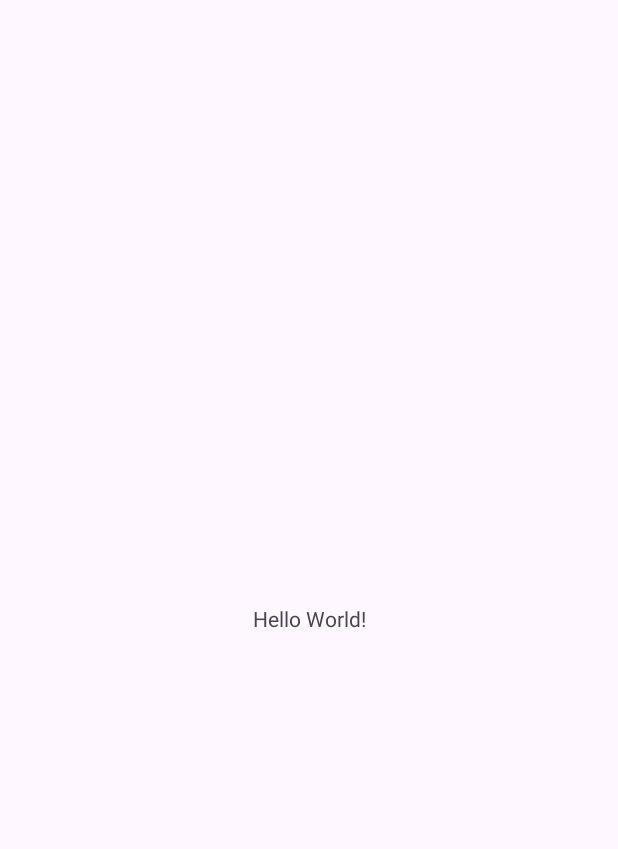
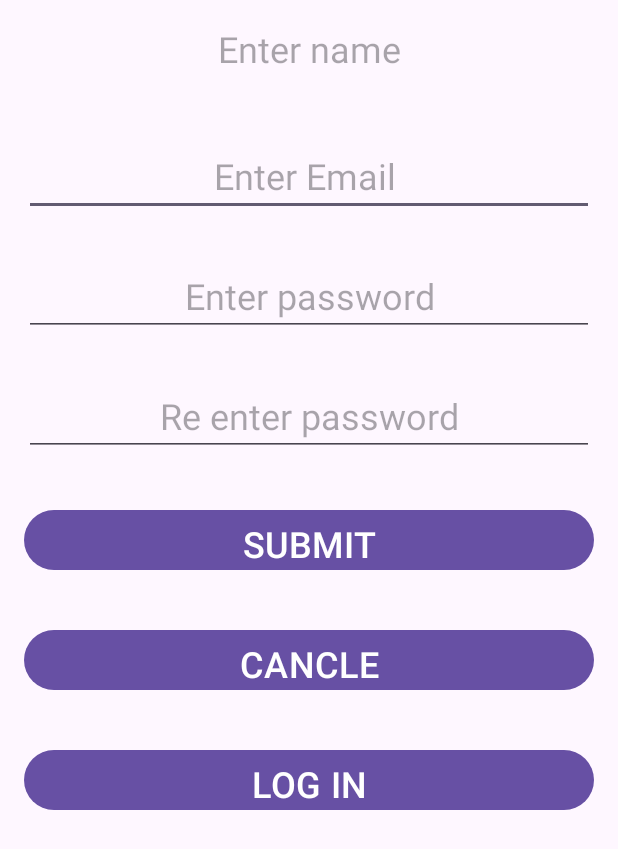
Before and after one commit to IT19108346/Lab02MADG606_16_08_2023, an Android app: the screen it shows after launch (MainActivity), on a phone screen of 412 x 824 dp. Before the commit the part shown is almost empty. Shown: the top 849 px of the screen. Run offline under Robolectric (Android 15) with nearby library versions, the phone set to English and light mode, and no system bars.

Commit message:
second comment

```diff
--- a/app/src/main/java/com/example/a2023lab02/MainActivity.kt
+++ b/app/src/main/java/com/example/a2023lab02/MainActivity.kt
@@ -7,5 +7,6 @@ class MainActivity : AppCompatActivity() {
     override fun onCreate(savedInstanceState: Bundle?) {
         super.onCreate(savedInstanceState)
         setContentView(R.layout.activity_main)
+        //this is comment
     }
 }
--- a/app/src/main/res/layout/activity_main.xml
+++ b/app/src/main/res/layout/activity_main.xml
@@ -1,18 +1,79 @@
 <?xml version="1.0" encoding="utf-8"?>
-<androidx.constraintlayout.widget.ConstraintLayout xmlns:android="http://schemas.android.com/apk/res/android"
+<LinearLayout xmlns:android="http://schemas.android.com/apk/res/android"
     xmlns:app="http://schemas.android.com/apk/res-auto"
     xmlns:tools="http://schemas.android.com/tools"
     android:layout_width="match_parent"
     android:layout_height="match_parent"
+    android:orientation="vertical"
     tools:context=".MainActivity">
 
     <TextView
-        android:layout_width="wrap_content"
-        android:layout_height="wrap_content"
-        android:text="Hello World!"
-        app:layout_constraintBottom_toBottomOf="parent"
-        app:layout_constraintEnd_toEndOf="parent"
-        app:layout_constraintStart_toStartOf="parent"
-        app:layout_constraintTop_toTopOf="parent" />
+        android:id="@+id/edtName"
+        android:layout_width="match_parent"
+        android:layout_height="@dimen/layout_height"
+        android:layout_margin="@dimen/margin"
+        android:hint="@string/Name"
+        android:textAlignment="center"
+        android:textSize="24sp" />
 
-</androidx.constraintlayout.widget.ConstraintLayout>
+    <EditText
+        android:id="@+id/edtEmail"
+        android:layout_width="match_parent"
+        android:layout_height="@dimen/layout_height"
+        android:layout_margin="@dimen/margin"
+        android:textAlignment="center"
+        android:ems="10"
+        android:hint="@string/Email"
+        android:inputType="textEmailAddress"
+        android:textSize="24sp" />
+
+    <EditText
+        android:id="@+id/edtPassword"
+        android:layout_width="match_parent"
+        android:layout_height="@dimen/layout_height"
+        android:layout_margin="@dimen/margin"
+        android:ems="10"
+        android:hint="@string/password"
+        android:textAlignment="center"
+        android:inputType="textPassword"
+        android:textSize="24sp" />
+
+    <EditText
+        android:id="@+id/edtReTypePassword"
+        android:layout_width="match_parent"
+        android:layout_height="@dimen/layout_height"
+        android:layout_margin="@dimen/margin"
+        android:ems="10"
+        android:hint="@string/repassword"
+        android:textAlignment="center"
+        android:inputType="textPassword"
+        android:textSize="24sp" />
+
+    <Button
+        android:id="@+id/btnSubmit"
+        android:layout_width="match_parent"
+        android:layout_height="@dimen/layout_height"
+        android:layout_margin="@dimen/margin"
+        android:text="SUBMIT"
+        android:textSize="24sp" />
+
+    <Button
+        android:id="@+id/btnCancle"
+        android:layout_width="match_parent"
+        android:layout_height="@dimen/layout_height"
+        android:layout_margin="@dimen/margin"
+        android:text="CANCLE"
+        android:textSize="24sp" />
+
+    <Button
+        android:id="@+id/btnLogin"
+        android:layout_width="match_parent"
+        android:layout_height="@dimen/layout_height"
+        android:layout_marginLeft="@dimen/margin"
+        android:layout_marginTop="@dimen/margin"
+        android:layout_marginRight="@dimen/margin"
+        android:layout_marginBottom="@dimen/margin"
+        android:text="LOG IN"
+        android:textSize="24sp" />
+
+</LinearLayout>
--- /dev/null
+++ b/app/src/main/res/values/dimens.xml
@@ -0,0 +1,5 @@
+<?xml version="1.0" encoding="utf-8"?>
+<resources>
+    <dimen name="layout_height">48dp</dimen>
+    <dimen name="margin">16dp</dimen>
+</resources>
--- a/app/src/main/res/values/strings.xml
+++ b/app/src/main/res/values/strings.xml
@@ -1,3 +1,7 @@
 <resources>
     <string name="app_name">2023 – Lab 02</string>
+    <string name="Name">Enter name</string>
+    <string name="Email">"Enter Email "</string>
+    <string name="password">Enter password</string>
+    <string name="repassword">Re enter password</string>
 </resources>
```
